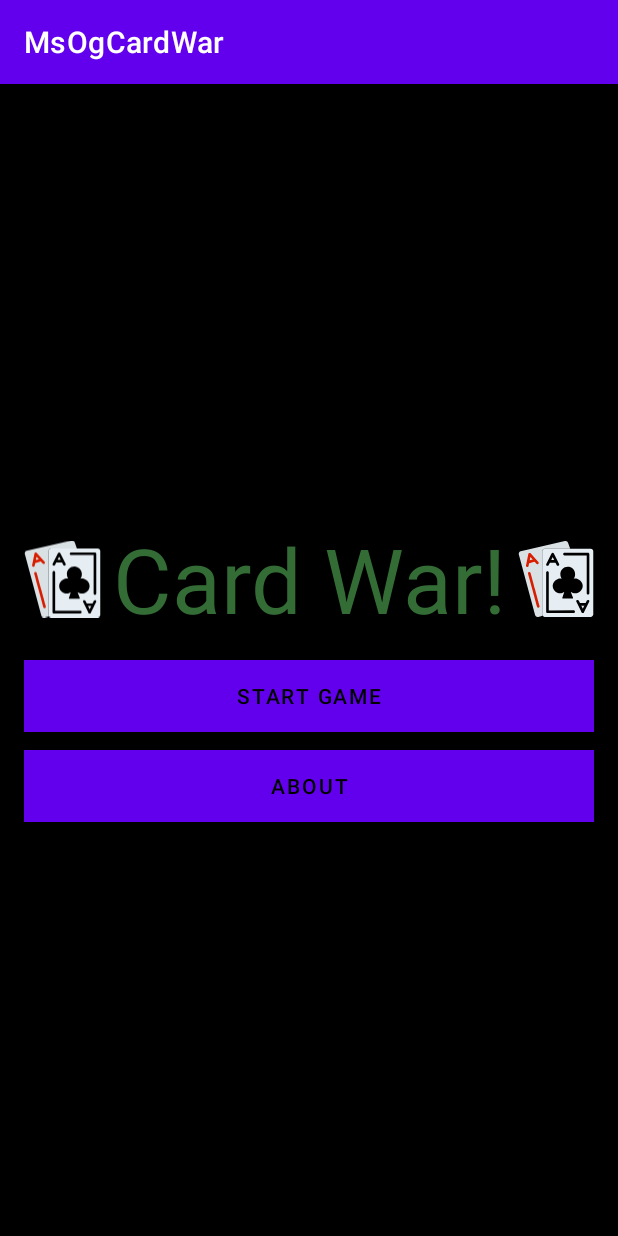
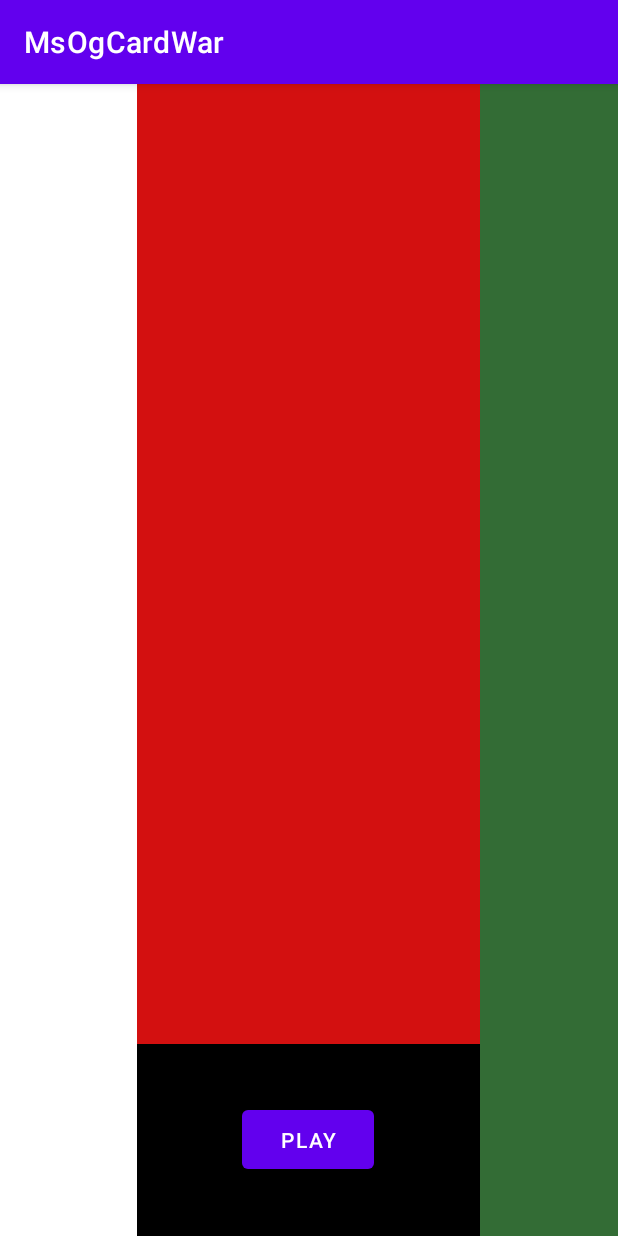
Before and after one commit to OmriGilhar/AndroidCardWar, an Android app: the screen it shows after launch (MenuActivity before the commit, Game_Activity after it), after a tap on "START GAME", on a phone screen of 412 x 824 dp. Run offline under Robolectric (Android 15) with nearby library versions, the phone set to English and light mode, and no system bars.

Commit message:
Added new activity (game), functions are not implemented.
            * Implement the transition between the menu to the game.
            * No attributes are passing to the game activity from menu.

```diff
--- a/app/src/main/AndroidManifest.xml
+++ b/app/src/main/AndroidManifest.xml
@@ -9,6 +9,7 @@
         android:roundIcon="@mipmap/ic_launcher_round"
         android:supportsRtl="true"
         android:theme="@style/Theme.MsOgCardWar">
+        <activity android:name=".Game_Activity"></activity>
         <activity android:name=".MenuActivity">
             <intent-filter>
                 <action android:name="android.intent.action.MAIN" />
--- /dev/null
+++ b/app/src/main/java/com/example/msogcardwar/Game_Activity.java
@@ -0,0 +1,14 @@
+package com.example.msogcardwar;
+
+import androidx.appcompat.app.AppCompatActivity;
+
+import android.os.Bundle;
+
+public class Game_Activity extends AppCompatActivity {
+
+    @Override
+    protected void onCreate(Bundle savedInstanceState) {
+        super.onCreate(savedInstanceState);
+        setContentView(R.layout.game_activity);
+    }
+}
--- a/app/src/main/java/com/example/msogcardwar/MenuActivity.java
+++ b/app/src/main/java/com/example/msogcardwar/MenuActivity.java
@@ -2,6 +2,7 @@ package com.example.msogcardwar;
 
 import androidx.appcompat.app.AppCompatActivity;
 
+import android.content.Intent;
 import android.os.Bundle;
 import android.util.Log;
 import android.view.View;
@@ -48,5 +49,7 @@ public class MenuActivity extends AppCompatActivity {
 
     private void openGameView() {
         Log.println(Log.DEBUG, "menu", "Open game");
+        Intent gameIntent= new Intent(MenuActivity.this, Game_Activity.class);
+        MenuActivity.this.startActivity(gameIntent);
     }
 }
--- /dev/null
+++ b/app/src/main/res/layout/game_activity.xml
@@ -0,0 +1,75 @@
+<?xml version="1.0" encoding="utf-8"?>
+<RelativeLayout
+
+    xmlns:android="http://schemas.android.com/apk/res/android"
+    xmlns:tools="http://schemas.android.com/tools"
+    android:layout_width="match_parent"
+    android:layout_height="match_parent"
+    tools:context=".Game_Activity">
+
+    <LinearLayout
+        android:layout_width="match_parent"
+        android:layout_height="match_parent"
+        android:background="@color/purple_200"
+        android:orientation="horizontal">
+
+        <LinearLayout
+            android:layout_width="0dp"
+            android:layout_height="match_parent"
+            android:background="@color/white"
+            android:layout_weight="1"
+            android:orientation="vertical">
+
+
+        </LinearLayout>
+
+        <!--This is the card and play layout-->
+        <LinearLayout
+            android:layout_width="0dp"
+            android:layout_height="match_parent"
+            android:background="@color/black"
+            android:layout_weight="2.5"
+            android:gravity="center"
+            android:orientation="vertical">
+
+            <LinearLayout
+                android:layout_width="match_parent"
+                android:layout_height="0dp"
+                android:background="#D31010"
+                android:layout_weight="2.5"
+                android:orientation="horizontal">
+
+
+            </LinearLayout>
+
+            <LinearLayout
+                android:layout_width="match_parent"
+                android:layout_height="0dp"
+                android:layout_weight="0.5"
+                android:gravity="center">
+
+                <Button
+                    android:id="@+id/game_BTN_play"
+                    android:layout_width="wrap_content"
+                    android:layout_height="wrap_content"
+                    android:text="Play"
+                    android:padding="10dp"/>
+            </LinearLayout>
+
+
+
+        </LinearLayout>
+
+        <LinearLayout
+            android:layout_width="0dp"
+            android:layout_height="match_parent"
+            android:background="@color/menuGreen"
+            android:layout_weight="1"
+            android:orientation="vertical">
+
+
+        </LinearLayout>
+    </LinearLayout>
+
+
+</RelativeLayout>
```
